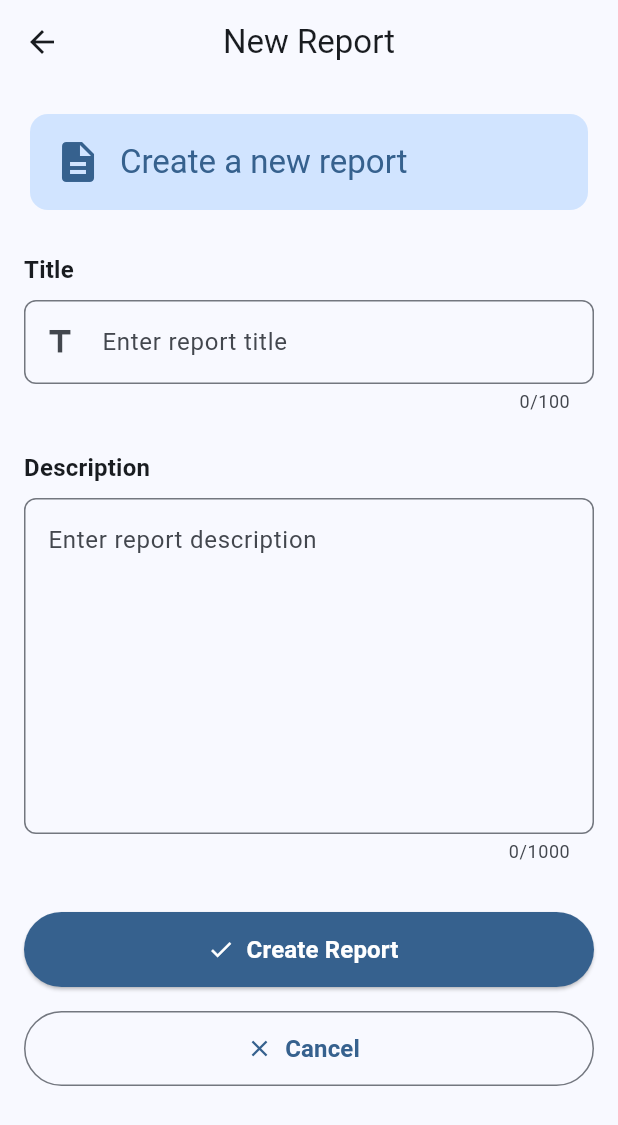
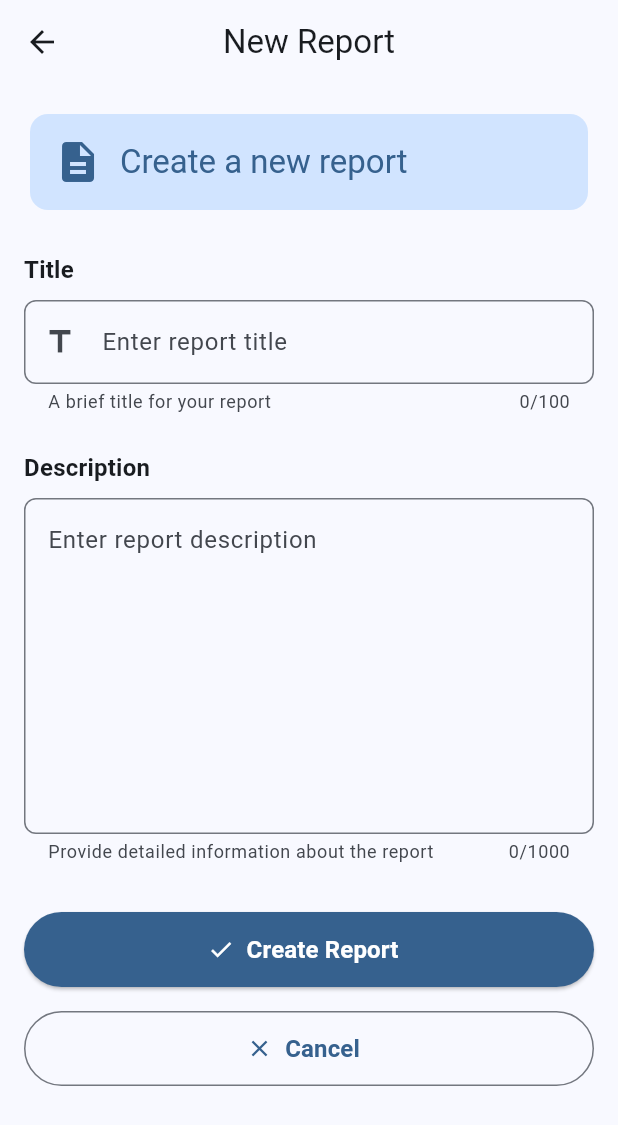
Before and after one commit to lai1372/AssetGuard, a Flutter app: the screen it shows once a user with an empty profile is signed in, after a tap on "New Report", on a phone screen of 412 x 824 dp. Shown: the top 1125 px of the screen. Run offline on Flutter 3.47's test engine with Material 3 defaults, Android fonts, the phone set to English and light mode, and no system bars; our stand-ins replace cloud_firestore, firebase_auth, firebase_core; accounts and stored records are empty.

Commit message:
update tooltips, helper text and contrast

```diff
--- a/lib/screens/create_report_screen.dart
+++ b/lib/screens/create_report_screen.dart
@@ -80,7 +80,7 @@ class _CreateReportScreenState extends State<CreateReportScreen> {
                 'You\'re offline. Your report will be saved locally and synced when online.',
               ),
               backgroundColor: Colors.orange.shade100,
-              leading: const Icon(Icons.wifi_off, color: Colors.orange),
+              leading: Icon(Icons.wifi_off, color: Colors.orange.shade700),
               actions: [const SizedBox.shrink()],
             ),
           Expanded(
@@ -132,6 +132,7 @@ class _CreateReportScreenState extends State<CreateReportScreen> {
                     controller: _titleController,
                     decoration: InputDecoration(
                       hintText: 'Enter report title',
+                      helperText: 'A brief title for your report',
                       border: OutlineInputBorder(
                         borderRadius: BorderRadius.circular(8),
                       ),
@@ -163,6 +164,8 @@ class _CreateReportScreenState extends State<CreateReportScreen> {
                     controller: _descriptionController,
                     decoration: InputDecoration(
                       hintText: 'Enter report description',
+                      helperText:
+                          'Provide detailed information about the report',
                       border: OutlineInputBorder(
                         borderRadius: BorderRadius.circular(8),
                       ),
--- a/lib/screens/edit_report_screen.dart
+++ b/lib/screens/edit_report_screen.dart
@@ -104,7 +104,7 @@ class _EditReportScreenState extends State<EditReportScreen> {
                 'You\'re offline. Your changes will be saved locally and synced when online.',
               ),
               backgroundColor: Colors.orange.shade100,
-              leading: const Icon(Icons.wifi_off, color: Colors.orange),
+              leading: Icon(Icons.wifi_off, color: Colors.orange.shade700),
               actions: [const SizedBox.shrink()],
             ),
           Expanded(
--- a/lib/screens/profile_screen.dart
+++ b/lib/screens/profile_screen.dart
@@ -164,7 +164,7 @@ class ProfileScreen extends StatelessWidget {
           // Sign out button
           Card(
             child: ListTile(
-              leading: const Icon(Icons.logout, color: Colors.orange),
+              leading: Icon(Icons.logout, color: Colors.orange.shade700),
               title: const Text('Sign Out'),
               subtitle: const Text('Sign out of your account'),
               onTap: () => _signOut(context),
```
Also changed, not shown: lib/screens/report_detail_screen.dart (+9 -9 lines).
